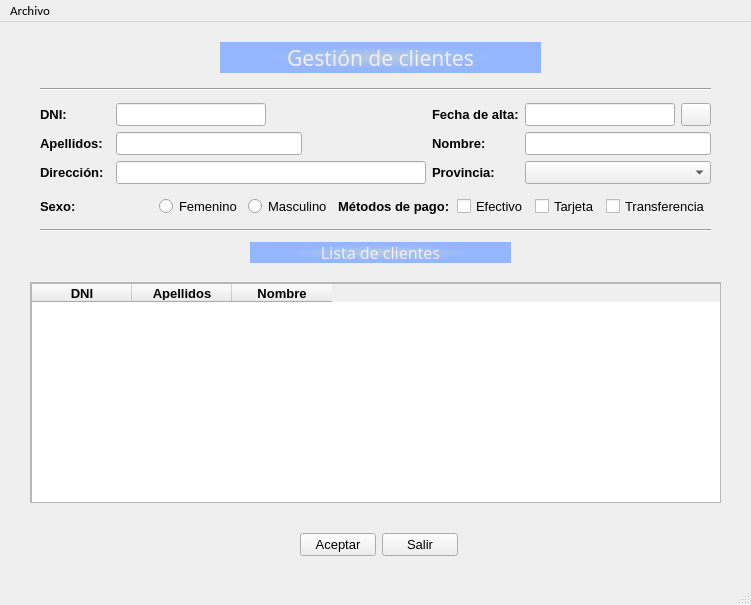
Qt form ventana.ui (cegola/GOMEZLANGE) before a commit.
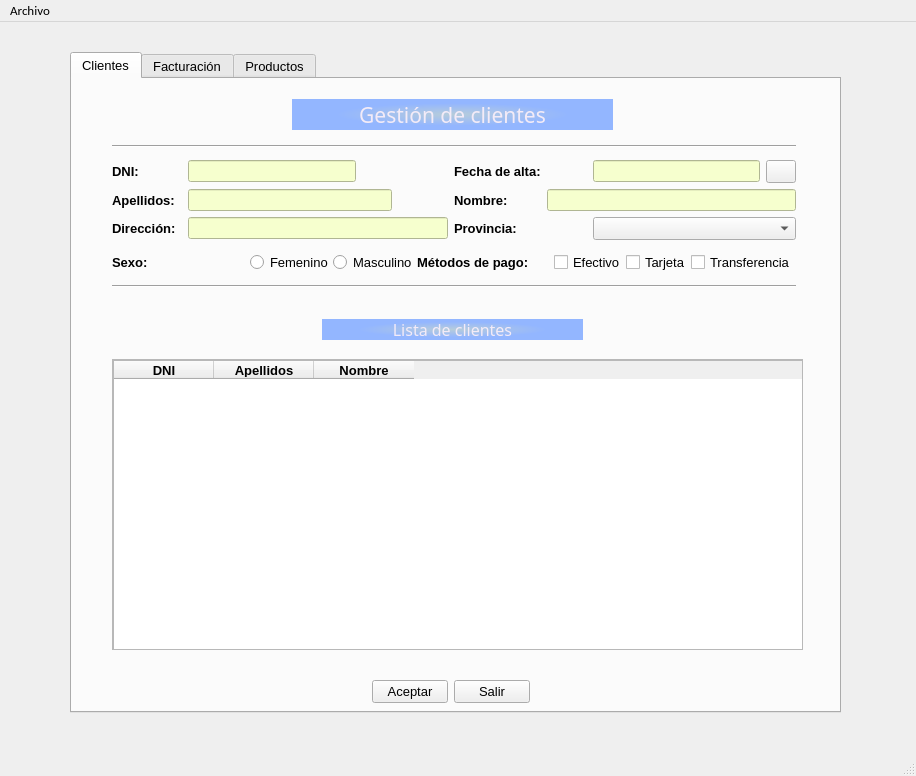
The same form after that commit. Icons and pictures are not drawn.

Diff of the .ui file:
```diff
--- a/ventana.ui
+++ b/ventana.ui
@@ -6,8 +6,8 @@
    <rect>
     <x>0</x>
     <y>0</y>
-    <width>751</width>
-    <height>605</height>
+    <width>916</width>
+    <height>776</height>
    </rect>
   </property>
   <property name="sizePolicy">
@@ -40,6 +40,123 @@
    <string>proyecto1</string>
   </property>
   <widget class="QWidget" name="centralwidget">
+   <widget class="QTabWidget" name="tabWidget">
+    <property name="geometry">
+     <rect>
+      <x>70</x>
+      <y>30</y>
+      <width>771</width>
+      <height>661</height>
+     </rect>
+    </property>
+    <property name="currentIndex">
+     <number>0</number>
+    </property>
+    <widget class="QWidget" name="tabCli">
+     <attribute name="title">
+      <string>Clientes</string>
+     </attribute>
+     <widget class="QWidget" name="layoutWidget">
+      <property name="geometry">
+       <rect>
+        <x>300</x>
+        <y>600</y>
+        <width>158</width>
+        <height>26</height>
+       </rect>
+      </property>
+      <layout class="QHBoxLayout" name="horizontalLayout_4">
+       <item>
+        <widget class="QPushButton" name="btn_aceptar">
+         <property name="text">
+          <string>Aceptar</string>
+         </property>
+        </widget>
+       </item>
+       <item>
+        <widget class="QPushButton" name="btnSalir">
+         <property name="text">
+          <string>Salir</string>
+         </property>
+        </widget>
+       </item>
+      </layout>
+     </widget>
+     <widget class="QScrollArea" name="scrollArea">
+      <property name="geometry">
+       <rect>
+        <x>40</x>
+        <y>280</y>
+        <width>691</width>
+        <height>291</height>
+       </rect>
+      </property>
+      <property name="widgetResizable">
+       <bool>true</bool>
+      </property>
+      <widget class="QWidget" name="scrollAreaWidgetContents">
+       <property name="geometry">
+        <rect>
+         <x>0</x>
+         <y>0</y>
+         <width>689</width>
+         <height>289</height>
+        </rect>
+       </property>
+       <widget class="QTableWidget" name="tablaCli">
+        <property name="geometry">
+         <rect>
+          <x>0</x>
+          <y>0</y>
+          <width>691</width>
+          <height>291</height>
+         </rect>
+        </property>
+        <column>
+         <property name="text">
+          <string>DNI</string>
+         </property>
+         <property name="font">
+          <font>
+           <weight>75</weight>
+           <bold>true</bold>
+          </font>
+         </property>
+         <property name="textAlignment">
+          <set>AlignCenter</set>
+         </property>
+        </column>
+        <column>
+         <property name="text">
+          <string>Apellidos</string>
+         </property>
+         <property name="font">
+          <font>
+           <weight>75</weight>
+           <bold>true</bold>
+          </font>
+         </property>
+         <property name="textAlignment">
+          <set>AlignCenter</set>
+         </property>
+        </column>
+        <column>
+         <property name="text">
+          <string>Nombre</string>
+         </property>
+         <property name="font">
+          <font>
+           <weight>75</weight>
+           <bold>true</bold>
+          </font>
+         </property>
+         <property name="textAlignment">
+          <set>AlignCenter</set>
+         </property>
+        </column>
+       </widget>
+      </widget>
+     </widget>
    <widget class="QLabel" name="lbl_ges_clientes">
     <property name="geometry">
      <rect>
@@ -68,12 +185,40 @@
      <number>-3</number>
     </property>
    </widget>
-   <widget class="QWidget" name="layoutWidget">
+     <widget class="QLabel" name="lbl_ges_clientes_2">
+      <property name="geometry">
+       <rect>
+        <x>250</x>
+        <y>240</y>
+        <width>261</width>
+        <height>21</height>
+       </rect>
+      </property>
+      <property name="font">
+       <font>
+        <family>Noto Sans</family>
+        <pointsize>12</pointsize>
+       </font>
+      </property>
+      <property name="styleSheet">
+       <string notr="true">background-color :qradialgradient(spread:pad, cx:0.5, cy:0.5, radius:0.5, fx:0.5, fy:0.5, stop:0 rgba(182, 204, 219, 255), stop:0.721591 rgba(147, 182, 255, 255)); color: rgb(243, 235, 247)</string>
+      </property>
+      <property name="text">
+       <string>Lista de clientes</string>
+      </property>
+      <property name="alignment">
+       <set>Qt::AlignCenter</set>
+      </property>
+      <property name="margin">
+       <number>-3</number>
+      </property>
+     </widget>
+     <widget class="QWidget" name="layoutWidget_2">
     <property name="geometry">
      <rect>
       <x>40</x>
       <y>60</y>
-      <width>671</width>
+        <width>684</width>
       <height>156</height>
      </rect>
     </property>
@@ -87,8 +232,8 @@
      </item>
      <item>
       <layout class="QGridLayout" name="gridLayout">
-       <item row="0" column="1">
-        <widget class="QLineEdit" name="editDni">
+         <item row="4" column="6" colspan="2">
+          <widget class="QComboBox" name="cmbProvincia">
          <property name="minimumSize">
           <size>
            <width>150</width>
@@ -97,14 +242,24 @@
          </property>
         </widget>
        </item>
-       <item row="0" column="0">
-        <widget class="QLabel" name="lblDni">
-         <property name="minimumSize">
+         <item row="3" column="3">
+          <spacer name="horizontalSpacer">
+           <property name="orientation">
+            <enum>Qt::Horizontal</enum>
+           </property>
+           <property name="sizeType">
+            <enum>QSizePolicy::Minimum</enum>
+           </property>
+           <property name="sizeHint" stdset="0">
           <size>
-           <width>35</width>
-           <height>0</height>
-          </size>
-         </property>
+             <width>50</width>
+             <height>20</height>
+            </size>
+           </property>
+          </spacer>
+         </item>
+         <item row="3" column="4">
+          <widget class="QLabel" name="lblNombre">
          <property name="font">
           <font>
            <family>MS Shell Dlg 2</family>
@@ -114,7 +269,7 @@
           </font>
          </property>
          <property name="text">
-          <string>DNI:</string>
+            <string>Nombre:</string>
          </property>
         </widget>
        </item>
@@ -139,22 +294,7 @@
          </property>
         </widget>
        </item>
-       <item row="0" column="4">
-        <widget class="QLabel" name="lblCliAlta">
-         <property name="font">
-          <font>
-           <family>MS Shell Dlg 2</family>
-           <pointsize>10</pointsize>
-           <weight>75</weight>
-           <bold>true</bold>
-          </font>
-         </property>
-         <property name="text">
-          <string>Fecha de alta:</string>
-         </property>
-        </widget>
-       </item>
-       <item row="0" column="6">
+         <item row="0" column="7">
         <widget class="QPushButton" name="btnCalendar">
          <property name="minimumSize">
           <size>
@@ -173,7 +313,7 @@
          </property>
          <property name="icon">
           <iconset>
-           <normaloff>../../.designer/backup/img/iconoCalendar.png</normaloff>../../.designer/backup/img/iconoCalendar.png</iconset>
+             <normaloff>img/iconoCalendar.png</normaloff>img/iconoCalendar.png</iconset>
          </property>
          <property name="iconSize">
           <size>
@@ -183,18 +323,70 @@
          </property>
         </widget>
        </item>
-       <item row="0" column="5">
-        <widget class="QLineEdit" name="editCliAlta">
+         <item row="3" column="1" colspan="2">
+          <widget class="QLineEdit" name="editApellidos">
+           <property name="minimumSize">
+            <size>
+             <width>175</width>
+             <height>0</height>
+            </size>
+           </property>
+           <property name="styleSheet">
+            <string notr="true">background:rgb(246, 255, 206)</string>
+           </property>
+          </widget>
+         </item>
+         <item row="0" column="0">
+          <widget class="QLabel" name="lblDni">
+           <property name="minimumSize">
+            <size>
+             <width>35</width>
+             <height>0</height>
+            </size>
+           </property>
+           <property name="font">
+            <font>
+             <family>MS Shell Dlg 2</family>
+             <pointsize>10</pointsize>
+             <weight>75</weight>
+             <bold>true</bold>
+            </font>
+           </property>
+           <property name="text">
+            <string>DNI:</string>
+           </property>
+          </widget>
+         </item>
+         <item row="0" column="4">
+          <widget class="QLabel" name="lblCliAlta">
+           <property name="font">
+            <font>
+             <family>MS Shell Dlg 2</family>
+             <pointsize>10</pointsize>
+             <weight>75</weight>
+             <bold>true</bold>
+            </font>
+           </property>
+           <property name="text">
+            <string>Fecha de alta:</string>
+           </property>
+          </widget>
+         </item>
+         <item row="0" column="1">
+          <widget class="QLineEdit" name="editDni">
          <property name="minimumSize">
           <size>
            <width>150</width>
            <height>0</height>
           </size>
          </property>
-        </widget>
-       </item>
-       <item row="3" column="4">
-        <widget class="QLabel" name="lblNombre">
+           <property name="styleSheet">
+            <string notr="true">background:rgb(246, 255, 206)</string>
+           </property>
+          </widget>
+         </item>
+         <item row="4" column="4">
+          <widget class="QLabel" name="lblProvincia">
          <property name="font">
           <font>
            <family>MS Shell Dlg 2</family>
@@ -204,7 +396,7 @@
           </font>
          </property>
          <property name="text">
-          <string>Nombre:</string>
+            <string>Provincia:</string>
          </property>
         </widget>
        </item>
@@ -229,16 +421,6 @@
          </property>
         </widget>
        </item>
-       <item row="3" column="1" colspan="2">
-        <widget class="QLineEdit" name="editApellidos">
-         <property name="minimumSize">
-          <size>
-           <width>175</width>
-           <height>0</height>
-          </size>
-         </property>
-        </widget>
-       </item>
        <item row="3" column="0">
         <widget class="QLabel" name="lblApellidos">
          <property name="minimumSize">
@@ -260,17 +442,49 @@
          </property>
         </widget>
        </item>
-       <item row="4" column="5" colspan="2">
-        <widget class="QComboBox" name="cmbProvincia">
+         <item row="4" column="1" colspan="3">
+          <widget class="QLineEdit" name="editDireccion">
+           <property name="minimumSize">
+            <size>
+             <width>175</width>
+             <height>0</height>
+            </size>
+           </property>
+           <property name="styleSheet">
+            <string notr="true">background:rgb(246, 255, 206)</string>
+           </property>
+          </widget>
+         </item>
+         <item row="4" column="5">
+          <spacer name="horizontalSpacer_2">
+           <property name="orientation">
+            <enum>Qt::Horizontal</enum>
+           </property>
+           <property name="sizeType">
+            <enum>QSizePolicy::Minimum</enum>
+           </property>
+           <property name="sizeHint" stdset="0">
+            <size>
+             <width>40</width>
+             <height>20</height>
+            </size>
+           </property>
+          </spacer>
+         </item>
+         <item row="0" column="6">
+          <widget class="QLineEdit" name="editCliAlta">
          <property name="minimumSize">
           <size>
            <width>150</width>
            <height>0</height>
           </size>
          </property>
-        </widget>
-       </item>
-       <item row="3" column="5" colspan="2">
+           <property name="styleSheet">
+            <string notr="true">background:rgb(246, 255, 206)</string>
+           </property>
+          </widget>
+         </item>
+         <item row="3" column="5" colspan="3">
         <widget class="QLineEdit" name="editNombre">
          <property name="enabled">
           <bool>true</bool>
@@ -281,56 +495,21 @@
            <height>0</height>
           </size>
          </property>
+           <property name="styleSheet">
+            <string notr="true">background:rgb(246, 255, 206)</string>
+           </property>
          <property name="alignment">
           <set>Qt::AlignLeading|Qt::AlignLeft|Qt::AlignVCenter</set>
          </property>
         </widget>
        </item>
-       <item row="4" column="4">
-        <widget class="QLabel" name="lblProvincia">
-         <property name="font">
-          <font>
-           <family>MS Shell Dlg 2</family>
-           <pointsize>10</pointsize>
-           <weight>75</weight>
-           <bold>true</bold>
-          </font>
-         </property>
-         <property name="text">
-          <string>Provincia:</string>
-         </property>
-        </widget>
-       </item>
-       <item row="3" column="3">
-        <spacer name="horizontalSpacer">
-         <property name="orientation">
-          <enum>Qt::Horizontal</enum>
-         </property>
-         <property name="sizeType">
-          <enum>QSizePolicy::Expanding</enum>
-         </property>
-         <property name="sizeHint" stdset="0">
-          <size>
-           <width>20</width>
-           <height>20</height>
-          </size>
-         </property>
-        </spacer>
-       </item>
-       <item row="4" column="1" colspan="3">
-        <widget class="QLineEdit" name="editDireccion">
-         <property name="minimumSize">
-          <size>
-           <width>175</width>
-           <height>0</height>
-          </size>
-         </property>
-        </widget>
-       </item>
       </layout>
      </item>
      <item>
       <layout class="QHBoxLayout" name="horizontalLayout_3">
+         <property name="spacing">
+          <number>0</number>
+         </property>
        <item>
         <widget class="QLabel" name="lblSexo">
          <property name="minimumSize">
@@ -359,6 +538,9 @@
            <property name="text">
             <string>Femenino</string>
            </property>
+             <attribute name="buttonGroup">
+              <string notr="true">grpBtnSex</string>
+             </attribute>
           </widget>
          </item>
          <item>
@@ -366,6 +548,9 @@
            <property name="text">
             <string>Masculino</string>
            </property>
+             <attribute name="buttonGroup">
+              <string notr="true">grpBtnSex</string>
+             </attribute>
           </widget>
          </item>
         </layout>
@@ -421,133 +606,16 @@
      </item>
     </layout>
    </widget>
-   <widget class="QWidget" name="layoutWidget">
-    <property name="geometry">
-     <rect>
-      <x>300</x>
-      <y>510</y>
-      <width>158</width>
-      <height>26</height>
-     </rect>
-    </property>
-    <layout class="QHBoxLayout" name="horizontalLayout_4">
-     <item>
-      <widget class="QPushButton" name="btn_aceptar">
-       <property name="text">
-        <string>Aceptar</string>
-       </property>
-      </widget>
-     </item>
-     <item>
-      <widget class="QPushButton" name="btnSalir">
-       <property name="text">
-        <string>Salir</string>
-       </property>
-      </widget>
-     </item>
-    </layout>
-   </widget>
-   <widget class="QLabel" name="lbl_ges_clientes_2">
-    <property name="geometry">
-     <rect>
-      <x>250</x>
-      <y>220</y>
-      <width>261</width>
-      <height>21</height>
-     </rect>
-    </property>
-    <property name="font">
-     <font>
-      <family>Noto Sans</family>
-      <pointsize>12</pointsize>
-     </font>
-    </property>
-    <property name="styleSheet">
-     <string notr="true">background-color :qradialgradient(spread:pad, cx:0.5, cy:0.5, radius:0.5, fx:0.5, fy:0.5, stop:0 rgba(182, 204, 219, 255), stop:0.721591 rgba(147, 182, 255, 255)); color: rgb(243, 235, 247)</string>
-    </property>
-    <property name="text">
-     <string>Lista de clientes</string>
-    </property>
-    <property name="alignment">
-     <set>Qt::AlignCenter</set>
-    </property>
-    <property name="margin">
-     <number>-3</number>
-    </property>
-   </widget>
-   <widget class="QScrollArea" name="scrollArea">
-    <property name="geometry">
-     <rect>
-      <x>30</x>
-      <y>260</y>
-      <width>691</width>
-      <height>221</height>
-     </rect>
-    </property>
-    <property name="widgetResizable">
-     <bool>true</bool>
-    </property>
-    <widget class="QWidget" name="scrollAreaWidgetContents">
-     <property name="geometry">
-      <rect>
-       <x>0</x>
-       <y>0</y>
-       <width>689</width>
-       <height>219</height>
-      </rect>
-     </property>
-     <widget class="QTableWidget" name="tablaCli">
-      <property name="geometry">
-       <rect>
-        <x>0</x>
-        <y>0</y>
-        <width>691</width>
-        <height>221</height>
-       </rect>
-      </property>
-      <column>
-       <property name="text">
-        <string>DNI</string>
-       </property>
-       <property name="font">
-        <font>
-         <weight>75</weight>
-         <bold>true</bold>
-        </font>
-       </property>
-       <property name="textAlignment">
-        <set>AlignCenter</set>
-       </property>
-      </column>
-      <column>
-       <property name="text">
-        <string>Apellidos</string>
-       </property>
-       <property name="font">
-        <font>
-         <weight>75</weight>
-         <bold>true</bold>
-        </font>
-       </property>
-       <property name="textAlignment">
-        <set>AlignCenter</set>
-       </property>
-      </column>
-      <column>
-       <property name="text">
-        <string>Nombre</string>
-       </property>
-       <property name="font">
-        <font>
-         <weight>75</weight>
-         <bold>true</bold>
-        </font>
-       </property>
-       <property name="textAlignment">
-        <set>AlignCenter</set>
-       </property>
-      </column>
-     </widget>
+    </widget>
+    <widget class="QWidget" name="tabProd">
+     <attribute name="title">
+      <string>Facturación</string>
+     </attribute>
+    </widget>
+    <widget class="QWidget" name="tabPro">
+     <attribute name="title">
+      <string>Productos</string>
+     </attribute>
     </widget>
    </widget>
   </widget>
@@ -556,7 +624,7 @@
     <rect>
      <x>0</x>
      <y>0</y>
-     <width>751</width>
+     <width>916</width>
      <height>20</height>
     </rect>
    </property>
```
Left out of the diff: 3 changed lines with no effect on the pictures. Lines whose indentation alone changed are shown as unchanged.
